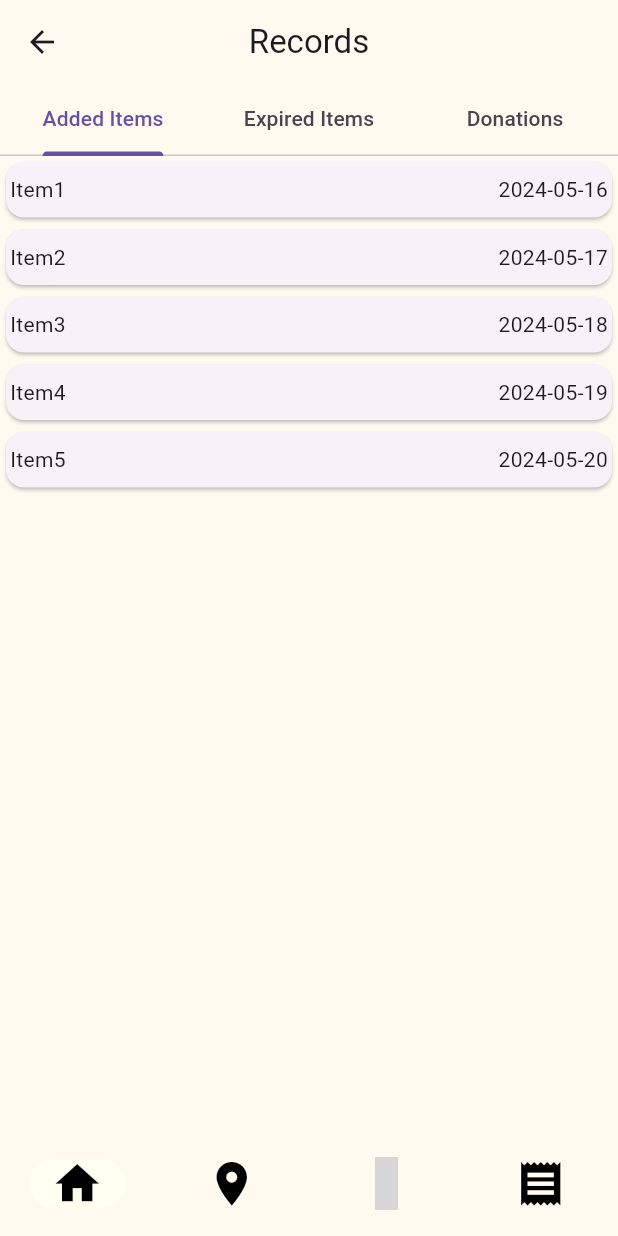
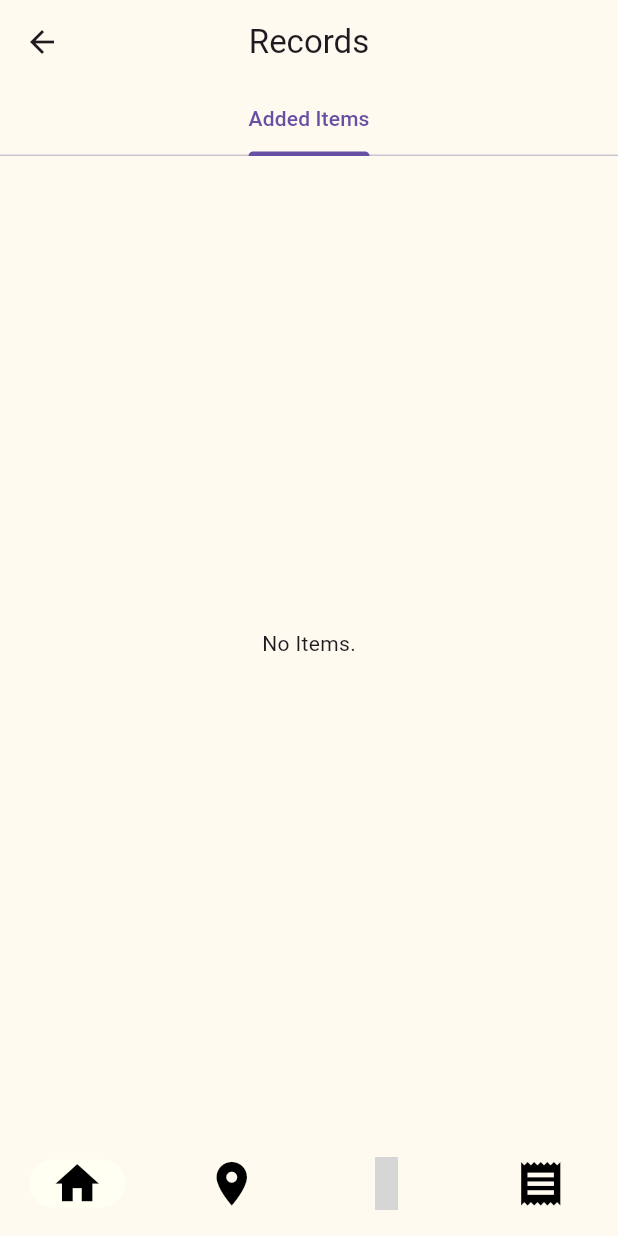
Before and after one commit to kquote03/PamPan, a Flutter app: the Records screen opened directly, on a phone screen of 412 x 824 dp. Run offline on Flutter 3.47's test engine with Material 3 defaults, Android fonts, the phone set to English and light mode, and no system bars; our stand-ins replace appwrite, currency_text_input_formatter, flutter_local_notifications, flutter_map, icons_plus, image_picker and 9 more; missing offline and left inert: barcode_scan2, home_widget, wheel_picker; accounts and stored records are empty; network calls fail; grey boxes are pictures that could not be loaded.

Commit message:
[Part1/?] Implement responsive records
Co-authored-by: KhalilKK123 <KhalilKK123@users.noreply.github.com>

```diff
--- a/pam_pan/lib/notifications/expiry_test.dart
+++ b/pam_pan/lib/notifications/expiry_test.dart
@@ -4,19 +4,7 @@ import 'package:pam_pan/backend/appwrite_client.dart';
 
 final databases = Databases(client);
 
-
-List<List<String>> items = [
-  ["2024-05-16", "Item1", "750", "g"],
-  ["2024-05-17", "Item2", "6", "items"],
-  ["2024-05-18", "Item3", "4", "L"],
-  ["2024-05-19", "Item4", "350", "mL"],
-  ["2024-05-20", "Item5", "2", "Kg"],
-];
-// List<List<String>> addedItems = [
-//   [
-
-//   ]
-// ];
+List<List<String>> items = [[]];
 
 class ExpiryTest {
   static List<List<String>> sortList(List<List<String>> list) {
@@ -34,18 +22,18 @@ class ExpiryTest {
     return (to.difference(from).inHours / 24).round();
   }
 
-Future<void> query() async {
+void query() async {
     var documents = await databases.listDocuments(
         databaseId: '6650884f00137e1b1fcd',
         collectionId: '6650886f0027a739c072',
         queries: [
           Query.select(["name", "quantity"])
-            ]
-        );
+        ]);
 
-        for(var i in documents.documents ){
-          print([i.data['name'], i.data['quantity']]);
+
+    for (var i in documents.documents) {
+      items.add([i.data['name'], i.data['quantity']]);
+    }
   }
 
 }
-}
--- a/pam_pan/lib/records.dart
+++ b/pam_pan/lib/records.dart
@@ -16,20 +16,64 @@ class Records extends StatefulWidget {
 
 final realtime = Realtime(client);
 
-final subscription = realtime.subscribe(['databases.6650884f00137e1b1fcd.collections.6650886f0027a739c072.documents']);
-
-
+final subscription = realtime.subscribe([
+  'databases.6650884f00137e1b1fcd.collections.6650886f0027a739c072.documents'
+]);
 
 class _RecordsState extends State<Records> {
+  void refresh() {
+    if (items[0].isEmpty) {
+      setState(() {
+        addItemsPage = const Center(child:Text("No Items."),);
+      });
+
+    }
+    else{
+      setState(() {
+        addItemsPage = SingleChildScrollView(
+      child: Column(
+        children: [
+          for (List<String> item in items)
+            SizedBox(
+              height: 45,
+              child: Card(
+                child: Center(
+                  child: Row(
+                    mainAxisAlignment: MainAxisAlignment.center,
+                    children: [
+                      Text(item[1]),
+                      SizedBox(width: MediaQuery.of(context).size.width * 0.7),
+                      Text(item[0]),
+                    ],
+                  ),
+                ),
+              ),
+            ),
+        ],
+      ),
+    );
+      });
+    }
+  }
+
+  late Widget addItemsPage;
+
+  @override
+  void initState() {
+    addItemsPage = const Center(child:Text("No Items."),);
+    super.initState();
+  }
+
   @override
   Widget build(BuildContext context) {
     ExpiryTest().query();
     subscription.stream.listen((response) {
       // Callback will be executed on all account events.
       print(response);
+      refresh();
     });
     return DefaultTabController(
-      length: 3,
+      length: 1,
       child: Scaffold(
         backgroundColor: const Color.fromARGB(255, 255, 250, 240),
         appBar: AppBar(
@@ -44,84 +88,61 @@ subscription.stream.listen((response) {
           ),
           bottom: const TabBar(tabs: [
             Tab(text: "Added Items"),
-            Tab(text: "Expired Items"),
-            Tab(text: "Donations")
+            // Tab(text: "Expired Items"),
+            // Tab(text: "Donations")
           ]),
         ),
         body: TabBarView(
           children: [
-            SingleChildScrollView(
-              child: Column(
-                children: [
-                  for (List<String> item in items)
-                    SizedBox(
-                      height: 45,
-                      child: Card(
-                        child: Center(
-                          child: Row(
-                            mainAxisAlignment: MainAxisAlignment.center,
-                            children: [
-                              Text(item[1]),
-                              SizedBox(
-                                  width:
-                                      MediaQuery.of(context).size.width * 0.7),
-                              Text(item[0]),
-                            ],
-                          ),
-                        ),
-                      ),
-                    ),
-                ],
-              ),
-            ),
-            SingleChildScrollView(
-              child: Column(
-                children: [
-                  for (List<String> item in items)
-                    SizedBox(
-                      height: 45,
-                      child: Card(
-                        child: Center(
-                          child: Row(
-                            mainAxisAlignment: MainAxisAlignment.center,
-                            children: [
-                              Text(item[1]),
-                              SizedBox(
-                                  width:
-                                      MediaQuery.of(context).size.width * 0.7),
-                              Text(item[0]),
-                            ],
-                          ),
-                        ),
-                      ),
-                    ),
-                ],
-              ),
-            ),
-            SingleChildScrollView(
-              child: Column(
-                children: [
-                  for (List<String> item in items)
-                    SizedBox(
-                      height: 45,
-                      child: Card(
-                        child: Center(
-                          child: Row(
-                            mainAxisAlignment: MainAxisAlignment.center,
-                            children: [
-                              Text(item[1]),
-                              SizedBox(
-                                  width:
-                                      MediaQuery.of(context).size.width * 0.7),
-                              Text(item[0]),
-                            ],
-                          ),
-                        ),
-                      ),
-                    ),
-                ],
-              ),
-            ),
+            addItemsPage,
+            // SingleChildScrollView(
+            //   child: Column(
+            //     children: [
+            //       for (List<String> item in items)
+            //         SizedBox(
+            //           height: 45,
+            //           child: Card(
+            //             child: Center(
+            //               child: Row(
+            //                 mainAxisAlignment: MainAxisAlignment.center,
+            //                 children: [
+            //                   Text(item[1]),
+            //                   SizedBox(
+            //                       width:
+            //                           MediaQuery.of(context).size.width * 0.7),
+            //                   Text(item[0]),
+            //                 ],
+            //               ),
+            //             ),
+            //           ),
+            //         ),
+            //     ],
+            //   ),
+            // ),
+            // SingleChildScrollView(
+            //   child: Column(
+            //     children: [
+            //       for (List<String> item in items)
+            //         SizedBox(
+            //           height: 45,
+            //           child: Card(
+            //             child: Center(
+            //               child: Row(
+            //                 mainAxisAlignment: MainAxisAlignment.center,
+            //                 children: [
+            //                   Text(item[1]),
+            //                   SizedBox(
+            //                       width:
+            //                           MediaQuery.of(context).size.width * 0.7),
+            //                   Text(item[0]),
+            //                 ],
+            //               ),
+            //             ),
+            //           ),
+            //         ),
+            //     ],
+            //   ),
+            // ),
           ],
         ),
         bottomNavigationBar: NavigationBar(
```
Lines whose indentation alone changed are shown as unchanged.
